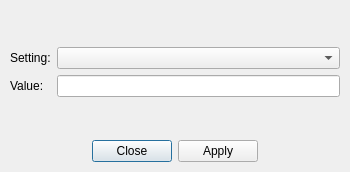
Qt form modules/kafman/src/main/kafman/resources/forms/settings_dlg.ui (yorevs/hspylib) before a commit.
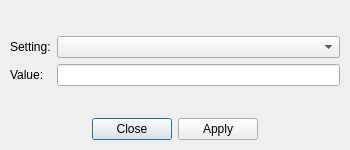
The same form after that commit.

Diff of the .ui file:
```diff
--- a/modules/kafman/src/main/kafman/resources/forms/settings_dlg.ui
+++ b/modules/kafman/src/main/kafman/resources/forms/settings_dlg.ui
@@ -7,7 +7,7 @@
         <x>0</x>
         <y>0</y>
         <width>350</width>
-        <height>172</height>
+    <height>150</height>
       </rect>
     </property>
     <property name="sizePolicy">
@@ -16,6 +16,18 @@
         <verstretch>0</verstretch>
       </sizepolicy>
     </property>
+  <property name="minimumSize">
+   <size>
+    <width>350</width>
+    <height>150</height>
+   </size>
+  </property>
+  <property name="maximumSize">
+   <size>
+    <width>350</width>
+    <height>150</height>
+   </size>
+  </property>
     <property name="windowTitle">
       <string>%Type% Settings</string>
     </property>
```
Lines whose indentation alone changed are shown as unchanged.
